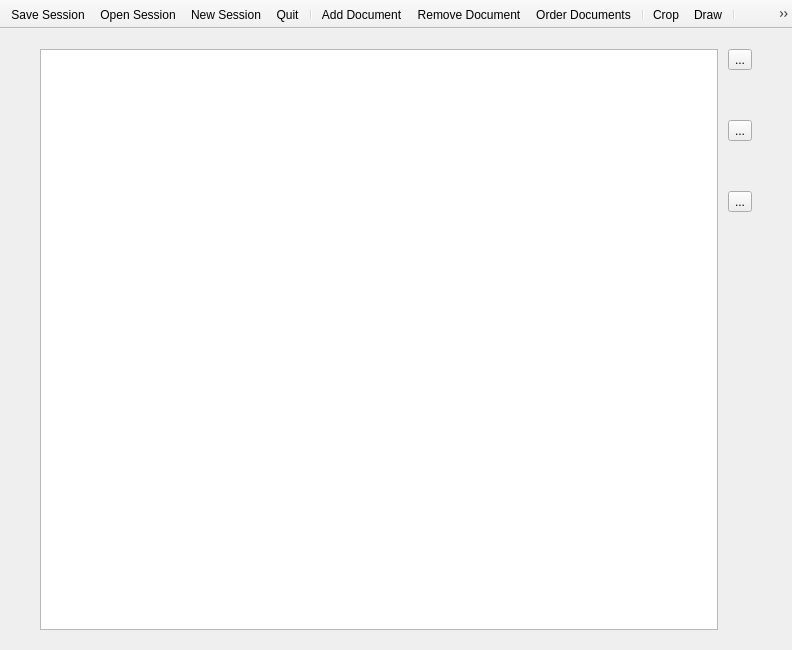
Above: mainwindow.ui from noedigcode/SheepMusic before the change. Below: the same form after it.
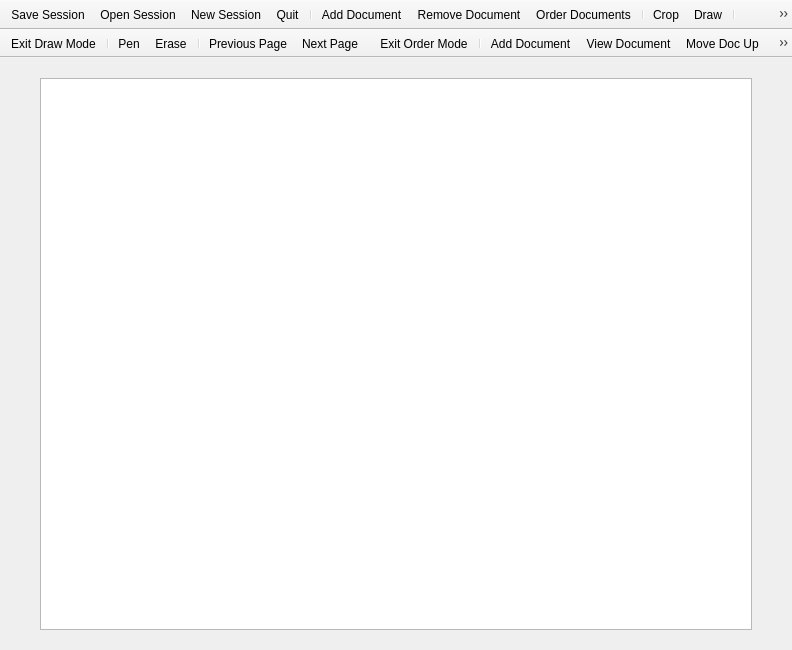
That is the form after the change. Icons and pictures are not drawn. Custom widgets are drawn as their Qt base class.

Commit message: Added erasing curves. Icons for draw buttons. Order mode buttons now in dedicated toolbar. Moved drawing and page scene to separate class files. Bump version to 0.0.4. Still to add saving of curves.

What changed in the file:
```diff
--- a/mainwindow.ui
+++ b/mainwindow.ui
@@ -125,106 +125,6 @@
           </item>
          </layout>
         </item>
-        <item>
-         <layout class="QVBoxLayout" name="verticalLayout_4">
-          <item>
-           <widget class="QToolButton" name="toolButton_doc_view">
-            <property name="text">
-             <string>...</string>
-            </property>
-            <property name="icon">
-             <iconset resource="images.qrc">
-              <normaloff>:/images/icons8-view-96.png</normaloff>:/images/icons8-view-96.png</iconset>
-            </property>
-            <property name="iconSize">
-             <size>
-              <width>48</width>
-              <height>48</height>
-             </size>
-            </property>
-           </widget>
-          </item>
-          <item>
-           <spacer name="verticalSpacer_2">
-            <property name="orientation">
-             <enum>Qt::Vertical</enum>
-            </property>
-            <property name="sizeType">
-             <enum>QSizePolicy::Maximum</enum>
-            </property>
-            <property name="sizeHint" stdset="0">
-             <size>
-              <width>20</width>
-              <height>40</height>
-             </size>
-            </property>
-           </spacer>
-          </item>
-          <item>
-           <widget class="QToolButton" name="toolButton_doc_up">
-            <property name="text">
-             <string>...</string>
-            </property>
-            <property name="icon">
-             <iconset resource="images.qrc">
-              <normaloff>:/images/icons8-up-96.png</normaloff>:/images/icons8-up-96.png</iconset>
-            </property>
-            <property name="iconSize">
-             <size>
-              <width>48</width>
-              <height>48</height>
-             </size>
-            </property>
-           </widget>
-          </item>
-          <item>
-           <spacer name="verticalSpacer_3">
-            <property name="orientation">
-             <enum>Qt::Vertical</enum>
-            </property>
-            <property name="sizeType">
-             <enum>QSizePolicy::Maximum</enum>
-            </property>
-            <property name="sizeHint" stdset="0">
-             <size>
-              <width>20</width>
-              <height>40</height>
-             </size>
-            </property>
-           </spacer>
-          </item>
-          <item>
-           <widget class="QToolButton" name="toolButton_doc_down">
-            <property name="text">
-             <string>...</string>
-            </property>
-            <property name="icon">
-             <iconset resource="images.qrc">
-              <normaloff>:/images/icons8-down-96.png</normaloff>:/images/icons8-down-96.png</iconset>
-            </property>
-            <property name="iconSize">
-             <size>
-              <width>48</width>
-              <height>48</height>
-             </size>
-            </property>
-           </widget>
-          </item>
-          <item>
-           <spacer name="verticalSpacer">
-            <property name="orientation">
-             <enum>Qt::Vertical</enum>
-            </property>
-            <property name="sizeHint" stdset="0">
-             <size>
-              <width>20</width>
-              <height>40</height>
-             </size>
-            </property>
-           </spacer>
-          </item>
-         </layout>
-        </item>
        </layout>
       </widget>
       <widget class="QWidget" name="page_console">
@@ -287,6 +187,65 @@
    <addaction name="action_Previous_Page"/>
    <addaction name="action_Next_Page"/>
   </widget>
+  <widget class="QToolBar" name="toolBar_draw">
+   <property name="windowTitle">
+    <string>toolBar_2</string>
+   </property>
+   <property name="movable">
+    <bool>false</bool>
+   </property>
+   <property name="iconSize">
+    <size>
+     <width>48</width>
+     <height>32</height>
+    </size>
+   </property>
+   <property name="floatable">
+    <bool>false</bool>
+   </property>
+   <attribute name="toolBarArea">
+    <enum>TopToolBarArea</enum>
+   </attribute>
+   <attribute name="toolBarBreak">
+    <bool>true</bool>
+   </attribute>
+   <addaction name="action_Exit_Draw_Mode"/>
+   <addaction name="separator"/>
+   <addaction name="action_Pen"/>
+   <addaction name="action_Erase"/>
+   <addaction name="separator"/>
+   <addaction name="action_Previous_Page"/>
+   <addaction name="action_Next_Page"/>
+  </widget>
+  <widget class="QToolBar" name="toolBar_order">
+   <property name="windowTitle">
+    <string>toolBar</string>
+   </property>
+   <property name="movable">
+    <bool>false</bool>
+   </property>
+   <property name="iconSize">
+    <size>
+     <width>48</width>
+     <height>32</height>
+    </size>
+   </property>
+   <property name="floatable">
+    <bool>false</bool>
+   </property>
+   <attribute name="toolBarArea">
+    <enum>TopToolBarArea</enum>
+   </attribute>
+   <attribute name="toolBarBreak">
+    <bool>false</bool>
+   </attribute>
+   <addaction name="action_Exit_Order_Mode"/>
+   <addaction name="separator"/>
+   <addaction name="action_Add_Document"/>
+   <addaction name="action_View_Document"/>
+   <addaction name="action_Move_Doc_Up"/>
+   <addaction name="action_Move_Doc_Down"/>
+  </widget>
   <action name="action_Debug_Console">
    <property name="checkable">
     <bool>true</bool>
@@ -411,6 +370,75 @@
     <string>Draw</string>
    </property>
   </action>
+  <action name="action_Pen">
+   <property name="checkable">
+    <bool>true</bool>
+   </property>
+   <property name="icon">
+    <iconset resource="images.qrc">
+     <normaloff>:/images/icons8-pencil-drawing-96.png</normaloff>:/images/icons8-pencil-drawing-96.png</iconset>
+   </property>
+   <property name="text">
+    <string>Pen</string>
+   </property>
+  </action>
+  <action name="action_Exit_Draw_Mode">
+   <property name="icon">
+    <iconset resource="images.qrc">
+     <normaloff>:/images/icons8-done-96.png</normaloff>:/images/icons8-done-96.png</iconset>
+   </property>
+   <property name="text">
+    <string>Exit Draw Mode</string>
+   </property>
+  </action>
+  <action name="action_Erase">
+   <property name="checkable">
+    <bool>true</bool>
+   </property>
+   <property name="icon">
+    <iconset resource="images.qrc">
+     <normaloff>:/images/icons8-erase-96.png</normaloff>:/images/icons8-erase-96.png</iconset>
+   </property>
+   <property name="text">
+    <string>Erase</string>
+   </property>
+  </action>
+  <action name="action_View_Document">
+   <property name="icon">
+    <iconset resource="images.qrc">
+     <normaloff>:/images/icons8-view-96.png</normaloff>:/images/icons8-view-96.png</iconset>
+   </property>
+   <property name="text">
+    <string>View Document</string>
+   </property>
+  </action>
+  <action name="action_Exit_Order_Mode">
+   <property name="icon">
+    <iconset resource="images.qrc">
+     <normaloff>:/images/icons8-done-96.png</normaloff>:/images/icons8-done-96.png</iconset>
+   </property>
+   <property name="text">
+    <string>Exit Order Mode</string>
+   </property>
+  </action>
+  <action name="action_Move_Doc_Up">
+   <property name="icon">
+    <iconset resource="images.qrc">
+     <normaloff>:/images/icons8-up-96.png</normaloff>:/images/icons8-up-96.png</iconset>
+   </property>
+   <property name="text">
+    <string>Move Doc Up</string>
+   </property>
+  </action>
+  <action name="action_Move_Doc_Down">
+   <property name="icon">
+    <iconset resource="images.qrc">
+     <normaloff>:/images/icons8-down-96.png</normaloff>:/images/icons8-down-96.png</iconset>
+   </property>
+   <property name="text">
+    <string>Move Doc Down</string>
+   </property>
+  </action>
  </widget>
  <customwidgets>
   <customwidget>
```
Left out of the diff: 10 changed lines with no effect on the pictures. The commit also changes 12 other files.
